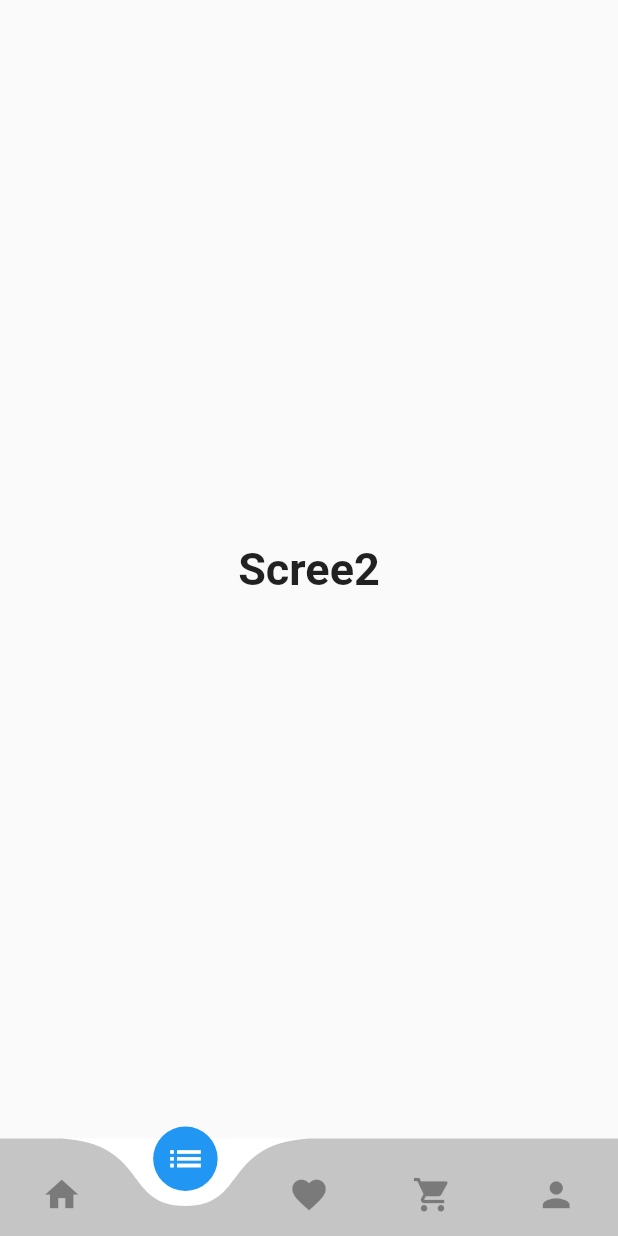
After one commit to Mormputchay/login_main, a Flutter app: the screen it shows after launch, item 2 of the bottom bar chosen, on a phone screen of 412 x 824 dp. The commit adds this screen. Run offline on Flutter 3.47's test engine with Material 2 defaults, Android fonts, the phone set to English and light mode, and no system bars; drawn by our look-alikes of curved_navigation_bar; our stand-ins replace carousel_slider, flutter_rating_bar.

Commit message:
Selected Screen of CurvedNavigationBar

```diff
--- /dev/null
+++ b/lib/homeworsk_stack/BottomNavBar.dart
@@ -0,0 +1,60 @@
+import 'package:curved_navigation_bar/curved_navigation_bar.dart';
+import 'package:flutter/material.dart';
+import 'package:login_main/homeworsk_stack/sale_screen.dart';
+import 'package:login_main/view/screen2.dart';
+
+import '../view/screen3.dart';
+import '../view/screen4.dart';
+import '../view/screen5.dart';
+
+class BottomNavBar extends StatefulWidget {
+  const BottomNavBar({super.key});
+  @override
+  State<BottomNavBar> createState() => _BottomNavBarState();
+}
+
+class _BottomNavBarState extends State<BottomNavBar> {
+  int _selectedIndex = 0;
+  int selctTab = 0;
+  List Screens = [
+    const SaleScreen(),
+    const Screen2(),
+    const Screen3(),
+    const Screen4(),
+    const Screen5(),
+  ];
+  @override
+  Widget build(BuildContext context) {
+    return Scaffold(
+      bottomNavigationBar: CurvedNavigationBar(
+        color: Colors.grey.withOpacity(0.6),
+        backgroundColor: Colors.white,
+        index: _selectedIndex,
+        height: 65,
+        animationCurve: Curves.easeIn,
+        animationDuration: const Duration(microseconds: 400),
+        items: <Widget>[
+          Icon(Icons.home,
+              size: 27, color: (selctTab == 0) ? Colors.white : Colors.black38),
+          Icon(Icons.list,
+              size: 27, color: (selctTab == 1) ? Colors.white : Colors.black38),
+          Icon(Icons.favorite,
+              size: 27, color: (selctTab == 2) ? Colors.white : Colors.black38),
+          Icon(Icons.shopping_cart,
+              size: 27, color: (selctTab == 3) ? Colors.white : Colors.black38),
+          Icon(Icons.person,
+              size: 27, color: (selctTab == 4) ? Colors.white : Colors.black38),
+        ],
+        buttonBackgroundColor: Colors.blue,
+        onTap: (index) {
+          //Handle button tap
+          setState(() {
+            _selectedIndex = index;
+            selctTab = index;
+          });
+        },
+      ),
+      body: Screens[_selectedIndex],
+    );
+  }
+}
--- a/lib/main.dart
+++ b/lib/main.dart
@@ -1,6 +1,7 @@
 import 'package:flutter/material.dart';
 import 'package:flutter/services.dart';
-import 'package:login_main/homeworsk_stack/sale_screen.dart';
+
+import 'homeworsk_stack/BottomNavBar.dart';
 
 void main() {
   WidgetsFlutterBinding.ensureInitialized();
@@ -19,7 +20,7 @@ class MyApp extends StatelessWidget {
       theme: ThemeData(
         primarySwatch: Colors.green,
       ),
-      home: const SaleScreen(),
+      home: const BottomNavBar(),
     );
   }
 }
--- /dev/null
+++ b/lib/view/screen2.dart
@@ -0,0 +1,17 @@
+import 'package:flutter/material.dart';
+
+class Screen2 extends StatelessWidget {
+  const Screen2({super.key});
+
+  @override
+  Widget build(BuildContext context) {
+    return const Scaffold(
+      body: Center(
+        child: Text(
+          "Scree2",
+          style: TextStyle(fontSize: 30, fontWeight: FontWeight.bold),
+        ),
+      ),
+    );
+  }
+}
```
Also changed, not shown: lib/homeworsk_stack/sale_screen.dart (+0 -31 lines), lib/view/screen3.dart (added, +17 -0 lines), lib/view/screen4.dart (added, +17 -0 lines), lib/view/screen5.dart (added, +17 -0 lines).
